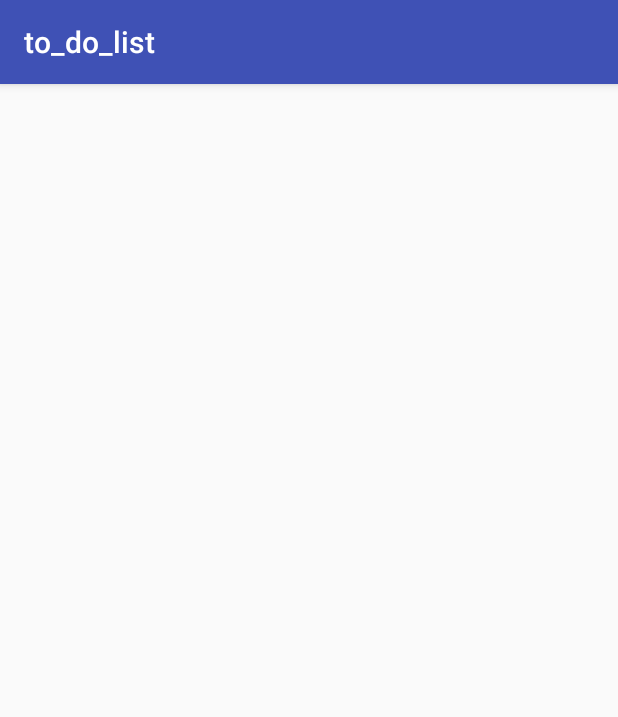
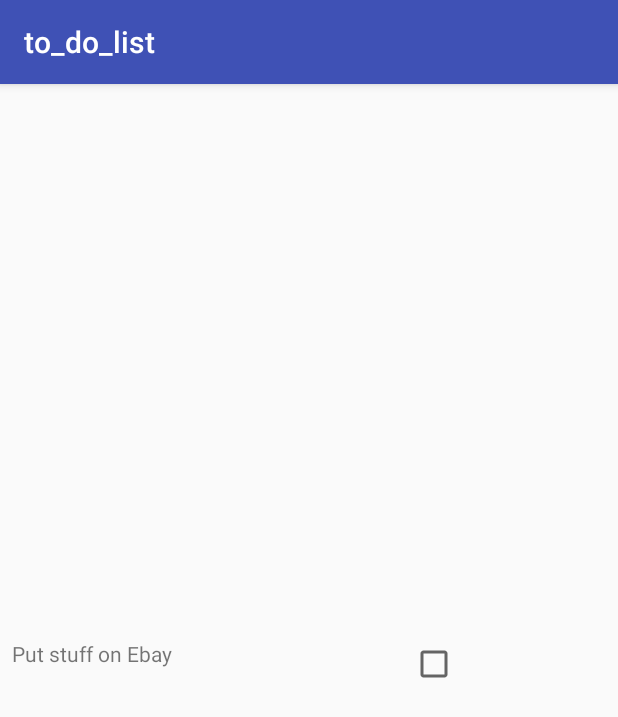
Before and after one commit to amyrob/project_to_do_list, an Android app: the screen it shows after launch (MainActivity), on a phone screen of 412 x 824 dp. Shown: the top 717 px of the screen. Run offline under Robolectric (Android 15) with nearby library versions, the phone set to English and light mode, and no system bars.

Commit message:
now displaying task

```diff
--- a/app/src/main/java/com/example/amy/to_do_list/MainActivity.java
+++ b/app/src/main/java/com/example/amy/to_do_list/MainActivity.java
@@ -2,6 +2,9 @@ package com.example.amy.to_do_list;
 
 import android.support.v7.app.AppCompatActivity;
 import android.os.Bundle;
+import android.widget.ListView;
+
+import java.util.ArrayList;
 
 public class MainActivity extends AppCompatActivity {
 
@@ -10,10 +13,19 @@ public class MainActivity extends AppCompatActivity {
         super.onCreate(savedInstanceState);
         setContentView(R.layout.activity_main);
 
-        Task task = new Task("Check Ebay", false);
+        ToDoList toDoList= new ToDoList();
+        ArrayList<Task> list = toDoList.getList();
+
+        ToDoListAdapter toDoListAdapter = new ToDoListAdapter(this, list);
+
+        ListView listView = findViewById(R.id.list);
+        listView.setAdapter(toDoListAdapter);
+
         TaskDbHelper db = new TaskDbHelper(this);
-
-        db.save(task);
-        db.allTasks();
+        db.getWritableDatabase();
+//
+//
+//        db.save(task);
+//        db.allTasks();
     }
 }
--- /dev/null
+++ b/app/src/main/java/com/example/amy/to_do_list/TaskActivity.java
@@ -0,0 +1,19 @@
+package com.example.amy.to_do_list;
+
+import android.content.Intent;
+import android.support.v7.app.AppCompatActivity;
+import android.os.Bundle;
+import android.util.Log;
+
+public class TaskActivity extends AppCompatActivity {
+
+    @Override
+    protected void onCreate(Bundle savedInstanceState) {
+        super.onCreate(savedInstanceState);
+        setContentView(R.layout.activity_task);
+
+        Intent intent = getIntent();
+        Task selectedTask = (Task) intent.getSerializableExtra("task");
+        Log.d("TaskActivity", selectedTask.getTaskName());
+    }
+}
--- /dev/null
+++ b/app/src/main/java/com/example/amy/to_do_list/ToDoList.java
@@ -0,0 +1,20 @@
+package com.example.amy.to_do_list;
+
+import java.util.ArrayList;
+
+/**
+ * Created by Amy on 26/03/2018.
+ */
+
+public class ToDoList {
+    private ArrayList<Task> list;
+
+    public ToDoList() {
+        list = new ArrayList<Task>();
+        list.add(new Task ("Put stuff on Ebay", false));
+    }
+
+    public ArrayList<Task> getList() {
+        return new ArrayList<Task>(list);
+    }
+}
--- /dev/null
+++ b/app/src/main/java/com/example/amy/to_do_list/ToDoListAdapter.java
@@ -0,0 +1,37 @@
+package com.example.amy.to_do_list;
+
+import android.content.Context;
+import android.support.annotation.NonNull;
+import android.view.LayoutInflater;
+import android.view.View;
+import android.view.ViewGroup;
+import android.widget.ArrayAdapter;
+import android.widget.CheckBox;
+import android.widget.TextView;
+
+import java.util.ArrayList;
+
+/**
+ * Created by Amy on 26/03/2018.
+ */
+
+public class ToDoListAdapter extends ArrayAdapter<Task> {
+    public ToDoListAdapter(Context context, ArrayList<Task> list) {
+        super(context, 0, list);
+    }
+    @Override
+    public View getView(int position, View listItemView, ViewGroup parent) {
+        Task currentTask = getItem(position);
+        if(listItemView == null) {
+            listItemView = LayoutInflater.from(getContext()).inflate(R.layout.task_item, parent, false);
+        }
+        TextView task_name = listItemView.findViewById(R.id.task_name);
+        task_name.setText(currentTask.getTaskName().toString());
+
+        CheckBox completed_status = listItemView.findViewById(R.id.completed_status);
+        completed_status.setTag(currentTask.getCompletionStatus());
+
+        listItemView.setTag(currentTask);
+        return listItemView;
+    }
+}
--- /dev/null
+++ b/app/src/main/res/layout/activity_task.xml
@@ -0,0 +1,9 @@
+<?xml version="1.0" encoding="utf-8"?>
+<android.support.constraint.ConstraintLayout xmlns:android="http://schemas.android.com/apk/res/android"
+    xmlns:app="http://schemas.android.com/apk/res-auto"
+    xmlns:tools="http://schemas.android.com/tools"
+    android:layout_width="match_parent"
+    android:layout_height="match_parent"
+    tools:context="com.example.amy.to_do_list.TaskActivity">
+
+</android.support.constraint.ConstraintLayout>
--- /dev/null
+++ b/app/src/main/res/layout/task_item.xml
@@ -0,0 +1,27 @@
+<?xml version="1.0" encoding="utf-8"?>
+<android.support.constraint.ConstraintLayout
+    xmlns:android="http://schemas.android.com/apk/res/android"
+    xmlns:app="http://schemas.android.com/apk/res-auto"
+    xmlns:tools="http://schemas.android.com/tools"
+    android:layout_width="match_parent"
+    android:layout_height="match_parent">
+
+    <TextView
+        android:id="@+id/task_name"
+        android:layout_width="257dp"
+        android:layout_height="36dp"
+        android:layout_marginStart="8dp"
+        android:layout_marginTop="8dp"
+        app:layout_constraintStart_toStartOf="parent"
+        app:layout_constraintTop_toTopOf="parent"
+        tools:text="taskname" />
+
+    <CheckBox
+        android:id="@+id/completed_status"
+        android:layout_width="wrap_content"
+        android:layout_height="34dp"
+        android:layout_marginStart="8dp"
+        android:layout_marginTop="8dp"
+        app:layout_constraintStart_toEndOf="@+id/task_name"
+        app:layout_constraintTop_toTopOf="parent" />
+</android.support.constraint.ConstraintLayout>
--- /dev/null
+++ b/app/src/main/res/values/dimens.xml
@@ -0,0 +1,3 @@
+<resources>
+    <dimen name="fab_margin">16dp</dimen>
+</resources>
```
